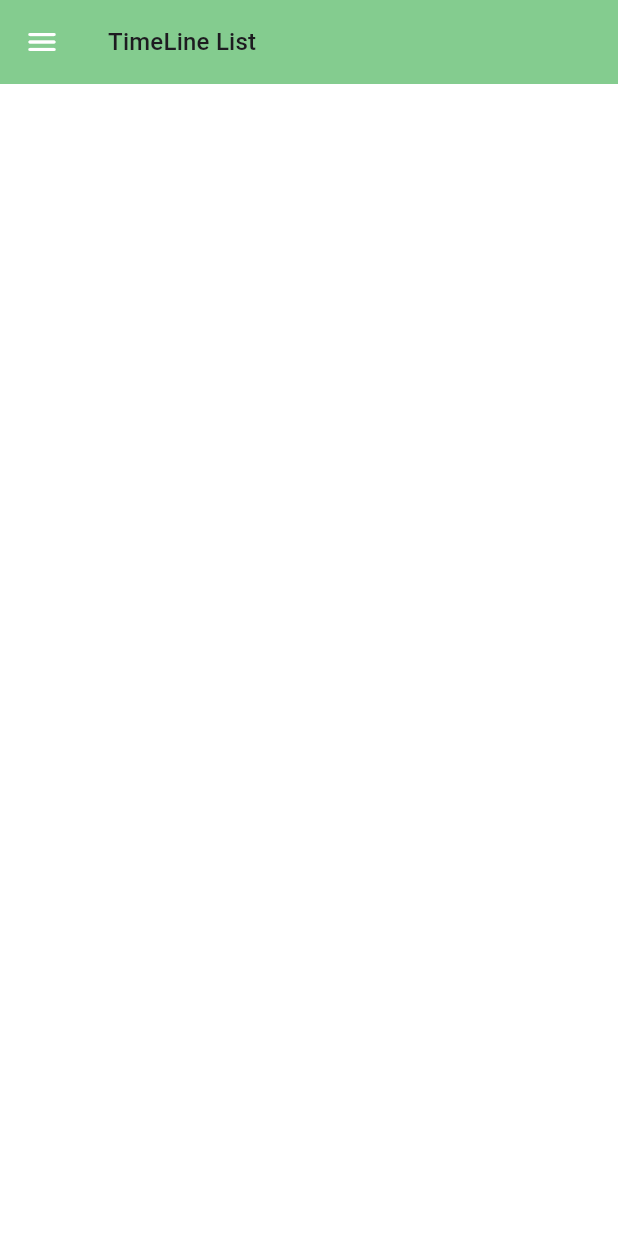
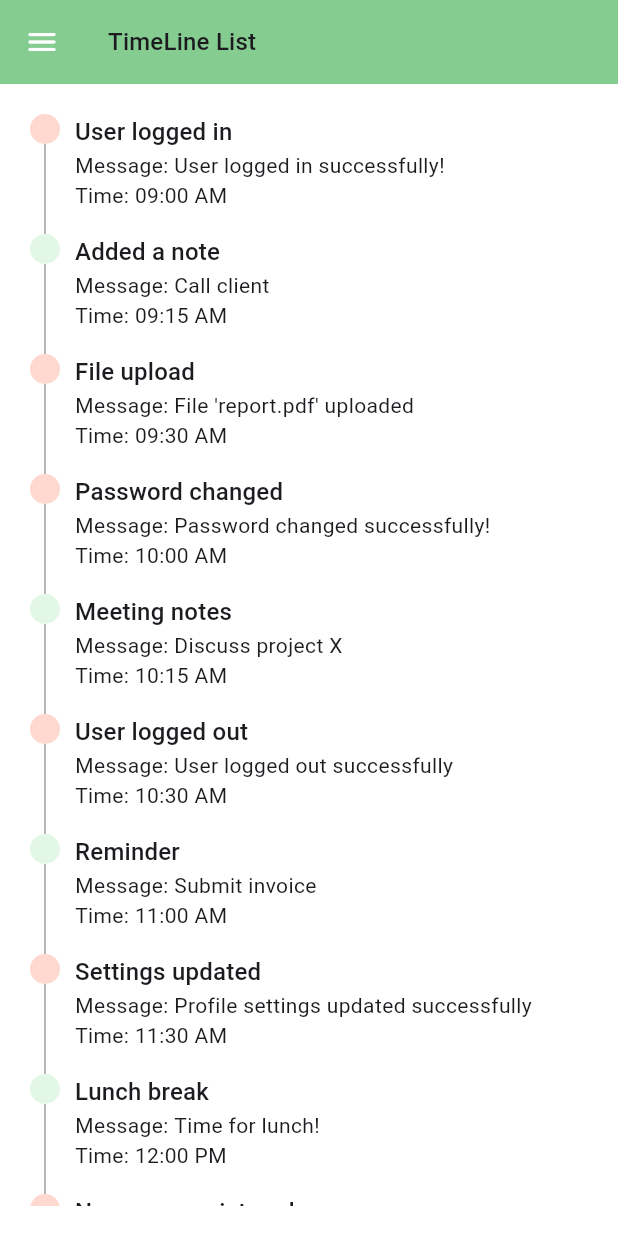
Before and after one commit to Logeshsharma/caremixer-tech, a Flutter app: the screen it shows after launch, on a phone screen of 412 x 824 dp. Run offline on Flutter 3.47's test engine with Material 3 defaults, Android fonts, the phone set to English and light mode, and no system bars.

Commit message:
Add Time line list UI

```diff
--- /dev/null
+++ b/lib/data/models/timeline_event.dart
@@ -0,0 +1,67 @@
+class TimelineEvent {
+  final String time;
+  final String type;
+  final String title;
+  final String message;
+
+  TimelineEvent({
+    required this.time,
+    required this.type,
+    required this.title,
+    required this.message,
+  });
+}
+
+// Sample data
+final List<TimelineEvent> timelineData = [
+  TimelineEvent(
+      time: "09:00 AM",
+      type: "audit",
+      title: "User logged in",
+      message: "User logged in successfully!"),
+  TimelineEvent(
+      time: "09:15 AM",
+      type: "note",
+      title: "Added a note",
+      message: "Call client"),
+  TimelineEvent(
+      time: "09:30 AM",
+      type: "audit",
+      title: "File upload",
+      message: "File 'report.pdf' uploaded"),
+  TimelineEvent(
+      time: "10:00 AM",
+      type: "audit",
+      title: "Password changed",
+      message: "Password changed successfully!"),
+  TimelineEvent(
+      time: "10:15 AM",
+      type: "note",
+      title: "Meeting notes",
+      message: "Discuss project X"),
+  TimelineEvent(
+      time: "10:30 AM",
+      type: "audit",
+      title: "User logged out",
+      message: "User logged out successfully"),
+  TimelineEvent(
+      time: "11:00 AM",
+      type: "note",
+      title: "Reminder",
+      message: "Submit invoice"),
+  TimelineEvent(
+      time: "11:30 AM",
+      type: "audit",
+      title: "Settings updated",
+      message: "Profile settings updated successfully"),
+  TimelineEvent(
+      time: "12:00 PM",
+      type: "note",
+      title: "Lunch break",
+      message: "Time for lunch!"),
+  TimelineEvent(
+      time: "12:30 PM",
+      type: "audit",
+      title: "New user registered",
+      message: "A new user account has been created"),
+];
--- a/lib/ui/timeline_list/widgets/timeline_list_screen.dart
+++ b/lib/ui/timeline_list/widgets/timeline_list_screen.dart
@@ -1,5 +1,19 @@
+import 'package:caremixer/data/models/timeline_event.dart';
 import 'package:caremixer/ui/core/themes/colors.dart';
 import 'package:flutter/material.dart';
+
+// Build a *timeline view* that displays a list of items (e.g., notes or audit messages).
+
+// *Requirements:*
+
+// - Each entry shows a *title, **timestamp, and **message*. - DONE
+// - Items are displayed in a vertical *timeline style* (with a connector line and dots/nodes). Line - DONE
+// - Support at least 10 sample entries (hardcoded JSON or mock data is fine). - DONE
+
+// *Bonus points:*
+
+// - Different icons or colors depending on message type (note vs audit). - DONE
+// - Smooth scroll or subtle transitions. - DONE
 
 class TimelineListScreen extends StatelessWidget {
   const TimelineListScreen({super.key});
@@ -19,6 +33,86 @@ class TimelineListScreen extends StatelessWidget {
           color: AppColors.white,
         ),
       ),
+      body: _body(),
+    );
+  }
+
+  Widget _body() {
+    return Padding(
+      padding: const EdgeInsets.all(20.0),
+      // Items are displayed in a vertical *timeline style
+      child: ListView.builder(
+        // Smooth scroll
+        physics: const AlwaysScrollableScrollPhysics(
+            parent: BouncingScrollPhysics()),
+        // Support at least 10 sample entries
+        itemCount: timelineData.length,
+        itemBuilder: (context, index) {
+          return _timelineEventWidget(
+            event: timelineData[index],
+            context: context,
+          );
+        },
+      ),
+    );
+  }
+
+  Widget _timelineEventWidget({
+    required TimelineEvent event,
+    required BuildContext context,
+  }) {
+    bool isLast = timelineData.last == event;
+    return Row(
+      crossAxisAlignment: CrossAxisAlignment.start,
+      children: [
+        // Timeline indicator - with a connector line and nodes
+        Column(
+          children: [
+            Container(
+              width: 20,
+              height: 20,
+              decoration: BoxDecoration(
+                shape: BoxShape.circle,
+                // Different icons or colors depending on message type
+                color: event.type == 'audit'
+                    ? AppColors.peachLight
+                    : AppColors.greenLight,
+              ),
+            ),
+            if (!isLast)
+              Container(
+                width: 1,
+                height: 60,
+                color: Colors.grey,
+              ),
+          ],
+        ),
+        const SizedBox(width: 10),
+
+        // Content - Each entry shows a *title, **timestamp, and **message*
+        Expanded(
+          child: Column(
+            crossAxisAlignment: CrossAxisAlignment.start,
+            children: [
+              Text(event.title, style: Theme.of(context).textTheme.titleMedium),
+              _textRow(label: 'Message: ', value: event.message),
+              _textRow(label: 'Time: ', value: event.time),
+            ],
+          ),
+        ),
+      ],
+    );
+  }
+
+  Widget _textRow({
+    required String label,
+    required String value,
+  }) {
+    return Row(
+      children: [
+        Text(label),
+        Text(value),
+      ],
     );
   }
 }
```
